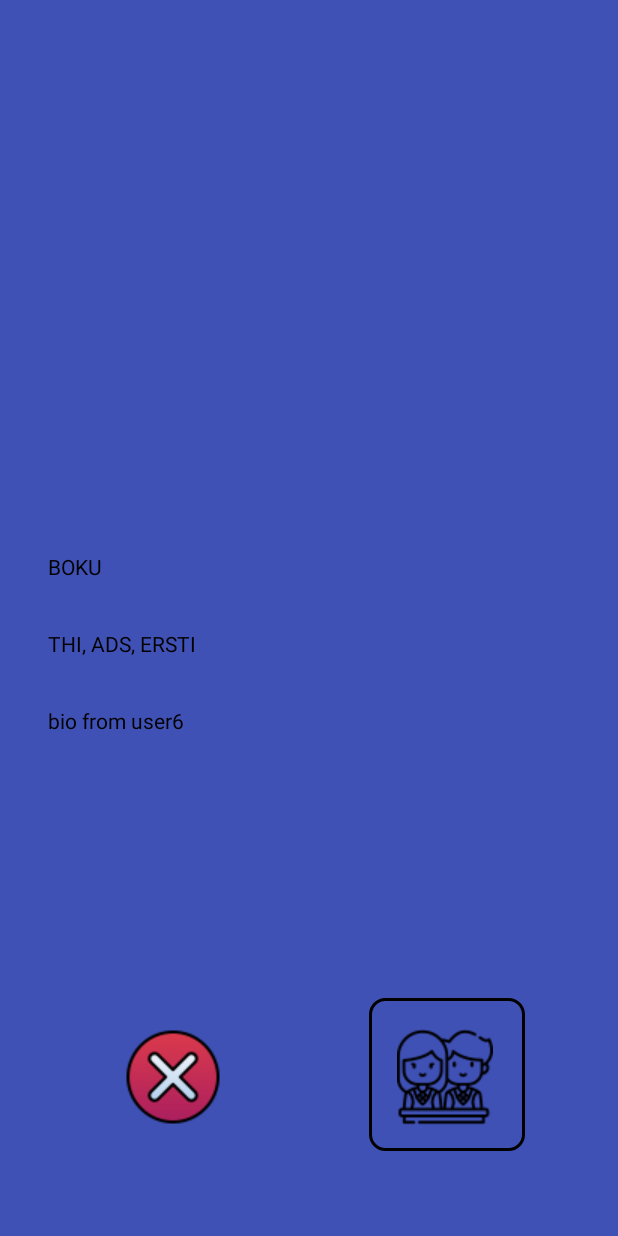
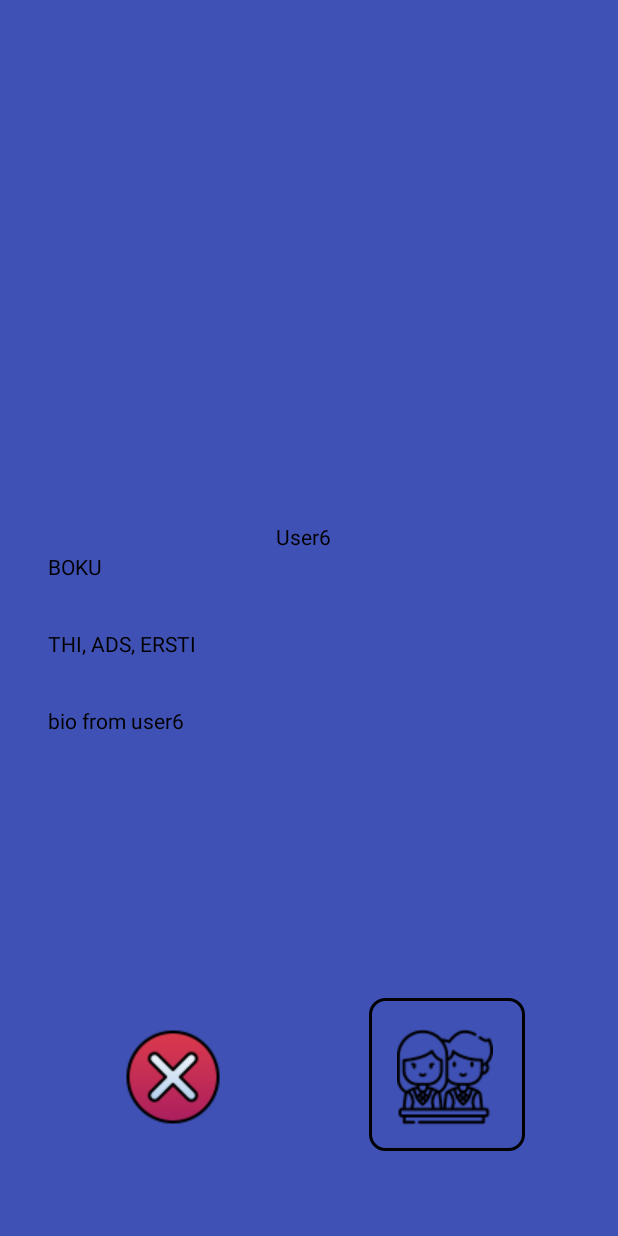
Before and after one commit to T-A-Winter/StudyMate, an Android app: the screen it shows after launch (MatchingAlgorithm), on a phone screen of 412 x 824 dp. Run offline under Robolectric (Android 15) with nearby library versions, the light colour scheme and no system bars; libraries missing offline, so code that uses them is left out: com.github.chrisbanes.photoview; plain views replace PhotoView; pictures from the network do not load; 3 statements that could not run were skipped.

Commit message:
added name to match view

```diff
--- a/app/src/main/java/univie/hci/studymate/MatchingAlgorithm.java
+++ b/app/src/main/java/univie/hci/studymate/MatchingAlgorithm.java
@@ -133,14 +133,17 @@ public class MatchingAlgorithm extends AppCompatActivity {
         TextView uniTextView = findViewById(R.id.UniTextView);
         TextView tagsTextView = findViewById(R.id.TagsTextView);
         TextView bioTextView = findViewById(R.id.BioTextView);
+        TextView nameTextView = findViewById(R.id.nameTextView);
 
         if (currentlyViewedUser == null) {
             uniTextView.setText(nothingHereText);
             tagsTextView.setText(nothingHereText);
             bioTextView.setText(nothingHereText);
+            nameTextView.setText(nothingHereText);
             return;
         }
         // get the strings for the TextViews
+        nameTextView.setText(currentlyViewedUser.getName());
         uniTextView.setText(currentlyViewedUser.getUniversity().name());
         // Building the tags string TextView
         String tags = currentlyViewedUser.getTags().stream()
--- a/app/src/main/java/univie/hci/studymate/User.java
+++ b/app/src/main/java/univie/hci/studymate/User.java
@@ -99,6 +99,7 @@ public class User implements Parcelable {
 
     public University getUniversity() { return university; }
     public String getBiography() { return biography; }
+    public String getName() { return name; }
 
     /**
      * should open Chat view
--- a/app/src/main/res/layout/activity_matching_algorithm.xml
+++ b/app/src/main/res/layout/activity_matching_algorithm.xml
@@ -95,4 +95,15 @@
         app:layout_constraintStart_toStartOf="parent"
         app:layout_constraintTop_toBottomOf="@+id/TagsTextView" />
 
+    <TextView
+        android:id="@+id/nameTextView"
+        android:layout_width="wrap_content"
+        android:layout_height="wrap_content"
+        android:layout_marginStart="184dp"
+        android:layout_marginTop="36dp"
+        android:text="Name"
+        android:textColor="#000000"
+        app:layout_constraintStart_toStartOf="parent"
+        app:layout_constraintTop_toBottomOf="@+id/profilePicture" />
+
 </androidx.constraintlayout.widget.ConstraintLayout>
```
